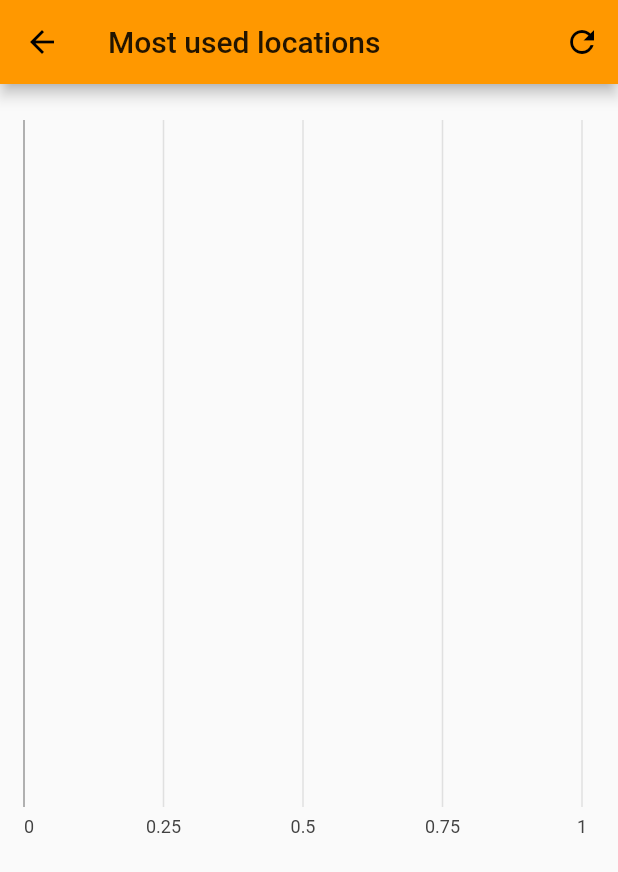
After one commit to TemiAremu/V.A.A.S, a Flutter app: the ChartPage screen opened by its route, after a tap on the "refresh" icon, on a phone screen of 412 x 824 dp. The commit adds this screen. Shown: the top 872 px of the screen. Run offline on Flutter 3.47's test engine with Material 2 defaults, Android fonts, the phone set to English and light mode, and no system bars; our stand-ins replace charts_flutter, cloud_firestore, flutter_local_notifications, sqflite; missing offline and left inert: flutter_dialogflow, speech_recognition; accounts and stored records are empty.

Commit message:
my charts changes

```diff
--- /dev/null
+++ b/lib/chart.dart
@@ -0,0 +1,129 @@
+import 'package:flutter/material.dart';
+import 'notifications.dart';
+import 'model/todo_model.dart';
+import 'model/todo.dart';
+
+import 'package:charts_flutter/flutter.dart' as charts;
+import 'package:flutter/rendering.dart';
+
+import 'package:final_project_jarvis/Scheduling.dart';
+import 'package:flutter/material.dart';
+import 'chat.dart';
+import 'voice.dart';
+import 'welcome.dart';
+import 'schedules.dart';
+
+class Grade {
+  int sid;
+  String grade;
+
+  Grade({this.sid, this.grade});
+
+  String toString() {
+    return 'Grade($sid, $grade)';
+  }
+}
+
+class GradeFrequency {
+  String location;
+  int frequency;
+
+  GradeFrequency({this.location, this.frequency});
+
+  String toString() {
+    return 'GradeFrequency($location, $frequency)';
+  }
+}
+
+class ChartPage extends StatefulWidget {
+  ChartPage({Key key, this.title}): super(key: key);
+
+  final String title;
+
+  @override
+  _ChartPageState createState() => _ChartPageState();
+}
+
+List<String> locations = [];
+
+List<String> ltest = ["A","B","C","D","A","B","C","D","F"];
+var map = Map();
+
+var keys = [];
+
+
+class _ChartPageState extends State<ChartPage> {
+
+  @override
+  Widget build(BuildContext context) {
+    return Scaffold(
+      appBar: AppBar(
+        title: Text(widget.title),
+        actions: <Widget>
+        [
+          IconButton(
+            icon: Icon(Icons.refresh),
+            onPressed: ()
+            {
+              getinfo();
+            },
+          ),
+        ]
+      ),
+      body:Container(
+        padding: EdgeInsets.all(10.0),
+        child: SizedBox(
+          height: 500.0,
+          child: charts.BarChart(
+            [
+              charts.Series<GradeFrequency, String>(
+                id: 'Grade Frequency',
+                colorFn: (a,b) => charts.MaterialPalette.blue.shadeDefault,
+                domainFn: (GradeFrequency freq, unused) => freq.location,
+                measureFn: (GradeFrequency freq, unused) => freq.frequency,
+                data: _calculateGradeFrequencies2(),
+              ),
+            ],
+            animate: true,
+            vertical: false,
+          ),
+        ),
+      ),
+    );
+  }
+
+
+  Future<void> getinfo() async {
+
+    print("Getting location");
+
+    for (Todo location in slist) {
+      locations.add(location.location);
+    }
+  }
+
+  Future<void> getTopFive() async {
+
+  locations.forEach((element) {
+    if(!map.containsKey(element)) {
+      map[element] = 1;
+    } else {
+      map[element] +=1;
+    }
+  });
+
+    keys = map.keys.toList();
+    print(keys);
+  }
+
+   List<GradeFrequency> _calculateGradeFrequencies2() {
+    getinfo();
+    getTopFive();
+
+    return keys.map((location) => GradeFrequency(
+      location: location,
+      frequency: map[location]
+    )).toList();
+  }
+
+}
--- a/lib/main.dart
+++ b/lib/main.dart
@@ -4,6 +4,7 @@ import 'chat.dart';
 import 'voice.dart';
 import 'welcome.dart';
 import 'schedules.dart';
+import 'chart.dart';
 
 void main() => runApp(new MyApp());
 
@@ -27,10 +28,12 @@ class MyApp extends StatelessWidget {
         },
         '/schedules': (BuildContext context) {
           return MyHomePage();
-
         },
         '/manual': (BuildContext context) {
           return SchedulingPage(title: 'Schedule An Event');
+        },
+        '/chart': (BuildContext context) {
+          return ChartPage(title: 'Most used locations');
         },
       }
     );
--- a/lib/schedules.dart
+++ b/lib/schedules.dart
@@ -64,14 +64,14 @@ List<SnackBar> _pages = [
   var _lastInsertedId = 1;
 
   @override
-  /*
+
   void initState()
   {
     super.initState();
 
     updateTodo();
   }
-  */
+
 
   Widget build(BuildContext context) {
     //updateTodo();
@@ -81,6 +81,13 @@ List<SnackBar> _pages = [
         title: Text("Schedule list"),
         actions: <Widget>
         [
+          IconButton(
+            icon: Icon(Icons.table_chart),
+            onPressed: ()
+            {
+              _showchart(context);
+            },
+          ),
           IconButton(
             icon: Icon(Icons.refresh),
             onPressed: ()
@@ -164,6 +171,9 @@ List<SnackBar> _pages = [
       );
   }
 
+Future <void> _showchart(BuildContext context) async {
+    var event1 = await Navigator.pushNamed(context, '/chart');
+  }
 
 Future <void> _showchat(BuildContext context) async {
     var event1 = await Navigator.pushNamed(context, '/chat');
@@ -173,7 +183,7 @@ Future <void> _showvoice(BuildContext context) async {
     var event = await Navigator.pushNamed(context, '/voice');
   }
 
-   Future<void> _addTodo() async {
+Future<void> _addTodo() async {
     print(t.name);
     print(t.dateTime);
     print(t.location);
--- a/pubspec.yaml
+++ b/pubspec.yaml
@@ -22,6 +22,7 @@ dependencies:
 
   # The following adds the Cupertino Icons font to your application.
   # Use with the CupertinoIcons class for iOS style icons.  flutter_local_notifications:
+  charts_flutter:
   cupertino_icons: ^0.1.2
   flutter_dialogflow:
   speech_recognition: ^0.3.0+1
```
Also changed, not shown: pubspec.lock, 1 other file.
